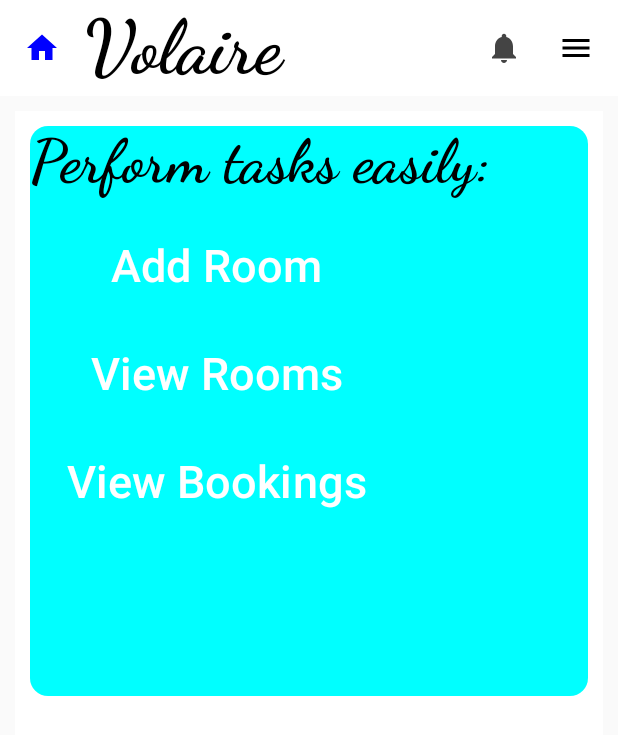
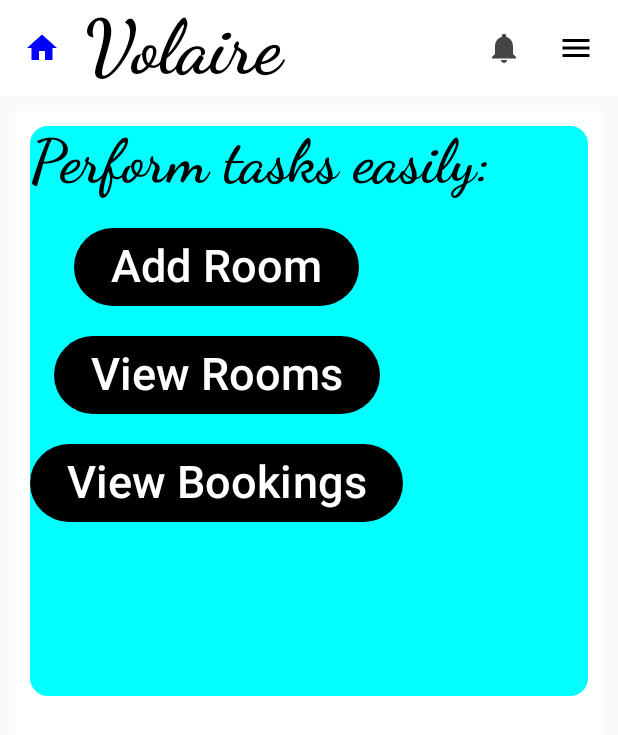
Before and after one commit to Gift-des/MyVolaireHotels, an Android app built with Jetpack Compose: the HomeScreen screen opened through its navigation route, on a phone screen of 412 x 824 dp. Shown: the top 735 px of the screen. Run offline under Robolectric (Android 15) with nearby library versions, the phone set to English and light mode, and no system bars.

Commit message:
initial commit

```diff
--- a/app/src/main/java/com/example/myvolairehotels/navigation/AppNavHost.kt
+++ b/app/src/main/java/com/example/myvolairehotels/navigation/AppNavHost.kt
@@ -23,14 +23,14 @@ import com.example.myvolairehotels.ui.theme.screens.room.AddRoomScreen
 import com.example.myvolairehotels.ui.theme.screens.room.ViewRoomScreen
 import com.example.myvolairehotels.ui.theme.screens.room.ViewRoomUserScreen
 import com.example.myvolairehotels.ui.theme.screens.splash.SplashScreen
-import com.example.myvolairehotels.ui.theme.screens.dashboard.DashboardScreen
+
 
 @RequiresApi(Build.VERSION_CODES.N)
 @Composable
 fun AppNavHost(
     modifier: Modifier = Modifier,
     navController: NavHostController = rememberNavController(),
-    startDestination:String = ROUT_REGISTER
+    startDestination:String = ROUT_SPLASH
 ) {
     NavHost(
         navController = navController,
@@ -50,9 +50,7 @@ fun AppNavHost(
         composable(ROUT_LOGIN) {
             LoginScreen(navController = navController)
         }
-        composable(ROUT_DASHBOARD) {
-            DashboardScreen(navController = navController)
-        }
+
         composable(ROUT_HOME) {
             HomeScreen(navController = navController)
         }
--- a/app/src/main/java/com/example/myvolairehotels/navigation/Routes.kt
+++ b/app/src/main/java/com/example/myvolairehotels/navigation/Routes.kt
@@ -4,7 +4,6 @@ const val ROUT_HOME="home"
 const val ROUT_SPLASH="splash"
 const val ROUT_REGISTER="register"
 const val ROUT_LOGIN="login"
-const val ROUT_DASHBOARD="dashboard"
 const val ROUT_ADDCLIENT="add client"
 const val ROUT_THANKYOU="thanks"
 const val ROUT_UPDATECLIENT="updateclient"
--- a/app/src/main/java/com/example/myvolairehotels/ui/theme/screens/clients/AddClientScreen.kt
+++ b/app/src/main/java/com/example/myvolairehotels/ui/theme/screens/clients/AddClientScreen.kt
@@ -44,6 +44,7 @@ import androidx.navigation.NavController
 import androidx.navigation.compose.rememberNavController
 import com.example.myvolairehotels.data.ClientViewModel
 import com.example.myvolairehotels.navigation.ROUT_VIEWROOM
+import com.example.myvolairehotels.ui.theme.darkpurple
 
 import java.text.SimpleDateFormat
 import java.util.Calendar
@@ -171,8 +172,9 @@ fun AddClientScreen(navController: NavController) {
                         clientRoom.text.trim()
                     )
 
-                }, colors = ButtonDefaults.buttonColors(Color.Green)) {
+                }, colors = ButtonDefaults.buttonColors(darkpurple)) {
                     Text(text = "Submit")
+                    Color.Black
                 }
             }
 
--- a/app/src/main/java/com/example/myvolairehotels/ui/theme/screens/home/HomeScreen.kt
+++ b/app/src/main/java/com/example/myvolairehotels/ui/theme/screens/home/HomeScreen.kt
@@ -208,7 +208,7 @@ fun ContentScreen(navController: NavController){
             Column (horizontalAlignment = Alignment.CenterHorizontally){
                 Button(
                     onClick = { navController.navigate(ROUT_ADDROOM) },
-                    colors = ButtonDefaults.buttonColors(Color.Cyan)
+                    colors = ButtonDefaults.buttonColors(Color.Black)
 
                 ) {
                     Text(text = "Add Room", fontSize = 30.sp, fontWeight = FontWeight.SemiBold, textAlign = TextAlign.Center)
@@ -216,7 +216,7 @@ fun ContentScreen(navController: NavController){
                 Spacer(modifier = Modifier.height(20.dp))
                 Button(
                     onClick = { navController.navigate(ROUT_VIEWROOMUSER)},
-                    colors = ButtonDefaults.buttonColors(Color.Cyan)
+                    colors = ButtonDefaults.buttonColors(Color.Black)
 
                 ) {
                     Text(text = "View Rooms", fontSize = 30.sp,
@@ -226,7 +226,7 @@ fun ContentScreen(navController: NavController){
                 Button(
                     onClick = { navController.navigate(ROUT_VIEWROOM) },
 
-                    colors = ButtonDefaults.buttonColors(Color.Cyan)
+                    colors = ButtonDefaults.buttonColors(Color.Black)
                 )
                 {
                     Text(text = "View Bookings", fontSize = 30.sp, fontWeight = FontWeight.SemiBold, textAlign = TextAlign.Center)
```
Also changed, not shown: app/src/main/java/com/example/myvolairehotels/ui/theme/screens/dashboard/DashboardScreen.kt (deleted, +0 -19 lines), app/src/main/res/drawable/img_2.png (added), app/src/main/res/drawable/img_3.png (added), app/src/main/res/drawable/screen1.png (added).
